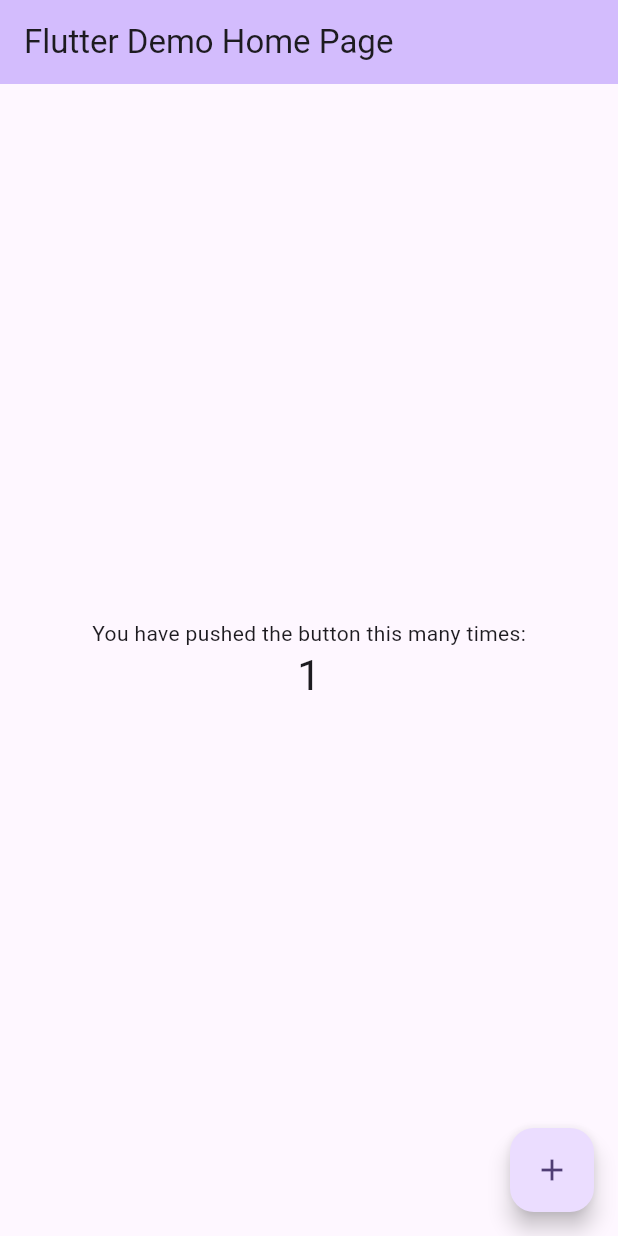
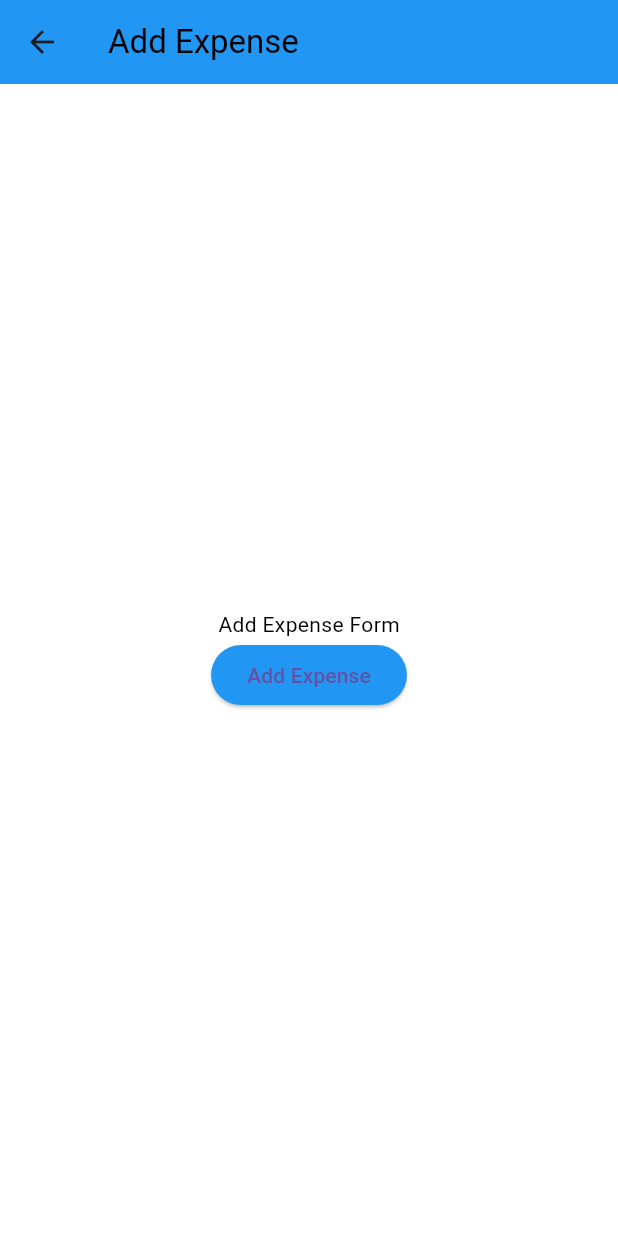
Before and after one commit to SolidCaterpillar/SWEN303-Group-Project-Part-1, a Flutter app: the screen it shows after launch, after a tap on the "add" icon, on a phone screen of 412 x 824 dp. Run offline on Flutter 3.47's test engine with Material 3 defaults, Android fonts, the light colour scheme and no system bars.

Commit message:
Create project structure and pages

```diff
--- /dev/null
+++ b/flutter_prototype/lib/core/constants.dart
@@ -0,0 +1,9 @@
+import 'package:flutter/material.dart';
+
+class AppColors {
+  static const Color primary = Colors.blue;
+  static const Color secondary = Colors.green;
+  static const Color background = Colors.white;
+  static const Color textPrimary = Colors.black;
+  static const Color textSecondary = Colors.grey;
+}
--- a/flutter_prototype/lib/main.dart
+++ b/flutter_prototype/lib/main.dart
@@ -1,125 +1,99 @@
 import 'package:flutter/material.dart';
+import 'core/constants.dart';
+import 'screens/dashboard_screen.dart';
+import 'screens/expense_screen.dart';
+import 'screens/owing_screen.dart';
+import 'screens/settings_screen.dart';
+import 'screens/insights_screen.dart';
+import 'screens/add_expense_overlay.dart';
 
 void main() {
-  runApp(const MyApp());
+  runApp(MyApp());
 }
 
 class MyApp extends StatelessWidget {
-  const MyApp({super.key});
-
-  // This widget is the root of your application.
   @override
   Widget build(BuildContext context) {
     return MaterialApp(
-      title: 'Flutter Demo',
+      title: 'Expense Tracker',
       theme: ThemeData(
-        // This is the theme of your application.
-        //
-        // TRY THIS: Try running your application with "flutter run". You'll see
-        // the application has a purple toolbar. Then, without quitting the app,
-        // try changing the seedColor in the colorScheme below to Colors.green
-        // and then invoke "hot reload" (save your changes or press the "hot
-        // reload" button in a Flutter-supported IDE, or press "r" if you used
-        // the command line to start the app).
-        //
-        // Notice that the counter didn't reset back to zero; the application
-        // state is not lost during the reload. To reset the state, use hot
-        // restart instead.
-        //
-        // This works for code too, not just values: Most code changes can be
-        // tested with just a hot reload.
-        colorScheme: ColorScheme.fromSeed(seedColor: Colors.deepPurple),
-        useMaterial3: true,
+        primaryColor: AppColors.primary,
+        backgroundColor: AppColors.background,
+        scaffoldBackgroundColor: AppColors.background,
+        visualDensity: VisualDensity.adaptivePlatformDensity,
+        textTheme: TextTheme(
+          bodyText1: TextStyle(color: AppColors.textPrimary),
+          bodyText2: TextStyle(color: AppColors.textSecondary),
+        ),
       ),
-      home: const MyHomePage(title: 'Flutter Demo Home Page'),
+      home: HomeScreen(),
     );
   }
 }
 
-class MyHomePage extends StatefulWidget {
-  const MyHomePage({super.key, required this.title});
-
-  // This widget is the home page of your application. It is stateful, meaning
-  // that it has a State object (defined below) that contains fields that affect
-  // how it looks.
-
-  // This class is the configuration for the state. It holds the values (in this
-  // case the title) provided by the parent (in this case the App widget) and
-  // used by the build method of the State. Fields in a Widget subclass are
-  // always marked "final".
-
-  final String title;
-
+class HomeScreen extends StatefulWidget {
   @override
-  State<MyHomePage> createState() => _MyHomePageState();
+  _HomeScreenState createState() => _HomeScreenState();
 }
 
-class _MyHomePageState extends State<MyHomePage> {
-  int _counter = 0;
+class _HomeScreenState extends State<HomeScreen> {
+  int _currentIndex = 0;
 
-  void _incrementCounter() {
+  final List<Widget> _screens = [
+    DashboardScreen(),
+    ExpenseScreen(),
+    OwingScreen(),
+    InsightsScreen(),
+    SettingsScreen(),
+  ];
+
+  void _onTabTapped(int index) {
     setState(() {
-      // This call to setState tells the Flutter framework that something has
-      // changed in this State, which causes it to rerun the build method below
-      // so that the display can reflect the updated values. If we changed
-      // _counter without calling setState(), then the build method would not be
-      // called again, and so nothing would appear to happen.
-      _counter++;
+      _currentIndex = index;
     });
   }
 
   @override
   Widget build(BuildContext context) {
-    // This method is rerun every time setState is called, for instance as done
-    // by the _incrementCounter method above.
-    //
-    // The Flutter framework has been optimized to make rerunning build methods
-    // fast, so that you can just rebuild anything that needs updating rather
-    // than having to individually change instances of widgets.
     return Scaffold(
-      appBar: AppBar(
-        // TRY THIS: Try changing the color here to a specific color (to
-        // Colors.amber, perhaps?) and trigger a hot reload to see the AppBar
-        // change color while the other colors stay the same.
-        backgroundColor: Theme.of(context).colorScheme.inversePrimary,
-        // Here we take the value from the MyHomePage object that was created by
-        // the App.build method, and use it to set our appbar title.
-        title: Text(widget.title),
-      ),
-      body: Center(
-        // Center is a layout widget. It takes a single child and positions it
-        // in the middle of the parent.
-        child: Column(
-          // Column is also a layout widget. It takes a list of children and
-          // arranges them vertically. By default, it sizes itself to fit its
-          // children horizontally, and tries to be as tall as its parent.
-          //
-          // Column has various properties to control how it sizes itself and
-          // how it positions its children. Here we use mainAxisAlignment to
-          // center the children vertically; the main axis here is the vertical
-          // axis because Columns are vertical (the cross axis would be
-          // horizontal).
-          //
-          // TRY THIS: Invoke "debug painting" (choose the "Toggle Debug Paint"
-          // action in the IDE, or press "p" in the console), to see the
-          // wireframe for each widget.
-          mainAxisAlignment: MainAxisAlignment.center,
-          children: <Widget>[
-            const Text(
-              'You have pushed the button this many times:',
-            ),
-            Text(
-              '$_counter',
-              style: Theme.of(context).textTheme.headlineMedium,
-            ),
-          ],
-        ),
+      body: _screens[_currentIndex],
+      bottomNavigationBar: BottomNavigationBar(
+        currentIndex: _currentIndex,
+        onTap: _onTabTapped,
+        selectedItemColor: AppColors.textPrimary,
+        unselectedItemColor: AppColors.textSecondary,
+        items: [
+          BottomNavigationBarItem(
+            icon: Icon(Icons.dashboard),
+            label: 'Dashboard',
+          ),
+          BottomNavigationBarItem(
+            icon: Icon(Icons.list),
+            label: 'Expenses',
+          ),
+          BottomNavigationBarItem(
+            icon: Icon(Icons.money_off),
+            label: 'Owing',
+          ),
+          BottomNavigationBarItem(
+            icon: Icon(Icons.insights),
+            label: 'Insights',
+          ),
+          BottomNavigationBarItem(
+            icon: Icon(Icons.settings),
+            label: 'Settings',
+          ),
+        ],
       ),
       floatingActionButton: FloatingActionButton(
-        onPressed: _incrementCounter,
-        tooltip: 'Increment',
-        child: const Icon(Icons.add),
-      ), // This trailing comma makes auto-formatting nicer for build methods.
+        onPressed: () => Navigator.push(
+          context,
+          MaterialPageRoute(builder: (context) => AddExpenseOverlay()),
+        ),
+        child: Icon(Icons.add),
+        backgroundColor: AppColors.primary,
+      ),
+      floatingActionButtonLocation: FloatingActionButtonLocation.centerDocked,
     );
   }
 }
--- /dev/null
+++ b/flutter_prototype/lib/models/expense_model.dart
@@ -0,0 +1,13 @@
+class Expense {
+  final String id;
+  final String description;
+  final double amount;
+  final DateTime date;
+
+  Expense({
+    required this.id,
+    required this.description,
+    required this.amount,
+    required this.date,
+  });
+}
--- /dev/null
+++ b/flutter_prototype/lib/screens/add_expense_overlay.dart
@@ -0,0 +1,31 @@
+import 'package:flutter/material.dart';
+import '../core/constants.dart';
+
+class AddExpenseOverlay extends StatelessWidget {
+  @override
+  Widget build(BuildContext context) {
+    return Scaffold(
+      appBar: AppBar(
+        title:
+            Text('Add Expense', style: TextStyle(color: AppColors.textPrimary)),
+        backgroundColor: AppColors.primary,
+      ),
+      body: Center(
+        child: Column(
+          mainAxisAlignment: MainAxisAlignment.center,
+          children: <Widget>[
+            Text('Add Expense Form',
+                style: TextStyle(color: AppColors.textPrimary)),
+            // Add your form fields here
+            ElevatedButton(
+              onPressed: () => Navigator.pop(context),
+              child: Text('Add Expense'),
+              style:
+                  ElevatedButton.styleFrom(backgroundColor: AppColors.primary),
+            ),
+          ],
+        ),
+      ),
+    );
+  }
+}
--- /dev/null
+++ b/flutter_prototype/lib/screens/dashboard_screen.dart
@@ -0,0 +1,18 @@
+import 'package:flutter/material.dart';
+import '../core/constants.dart';
+
+class DashboardScreen extends StatelessWidget {
+  @override
+  Widget build(BuildContext context) {
+    return Scaffold(
+      appBar: AppBar(
+        title:
+            Text('Dashboard', style: TextStyle(color: AppColors.textPrimary)),
+        backgroundColor: AppColors.primary,
+      ),
+      body: Center(
+          child: Text('Dashboard Content',
+              style: TextStyle(color: AppColors.textPrimary))),
+    );
+  }
+}
```
Also changed, not shown: flutter_prototype/lib/screens/expense_screen.dart (added, +17 -0 lines), flutter_prototype/lib/screens/insights_screen.dart (added, +17 -0 lines), flutter_prototype/lib/screens/owing_screen.dart (added, +17 -0 lines), flutter_prototype/lib/screens/settings_screen.dart (added, +17 -0 lines), flutter_prototype/lib/widgets/custom_button.dart (added, +16 -0 lines), flutter_prototype/lib/widgets/custom_textfield.dart (added, +16 -0 lines), flutter_prototype/lib/widgets/expense_card.dart (added, +18 -0 lines), 1 other file.
